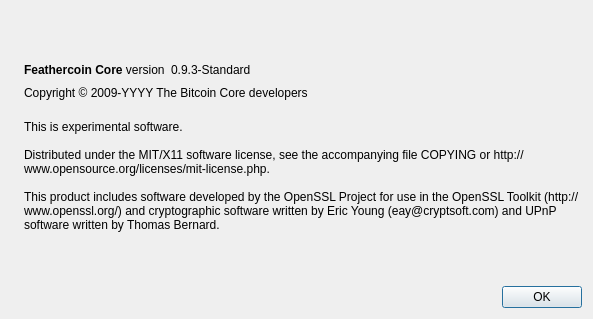
The window that src/qt/forms/aboutdialog.ui (FeatherCoin/Feathercoin) describes before a commit, drawn with Qt 5.
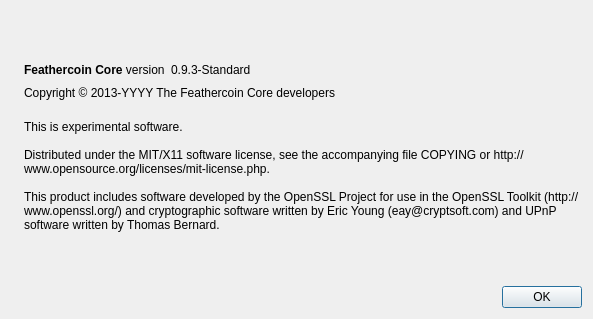
The same window after the commit. Icons and pictures are not drawn.

Commit message: fix coinname in QT-UI

Patch:
```diff
--- a/src/qt/forms/aboutdialog.ui
+++ b/src/qt/forms/aboutdialog.ui
@@ -91,7 +91,7 @@
         <cursorShape>IBeamCursor</cursorShape>
        </property>
        <property name="text">
-        <string notr="true">Copyright &amp;copy; 2009-YYYY The Bitcoin Core developers</string>
+        <string notr="true">Copyright &amp;copy; 2013-YYYY The Feathercoin Core developers</string>
        </property>
        <property name="textFormat">
         <enum>Qt::RichText</enum>
```
The commit also changes 6 other files.
